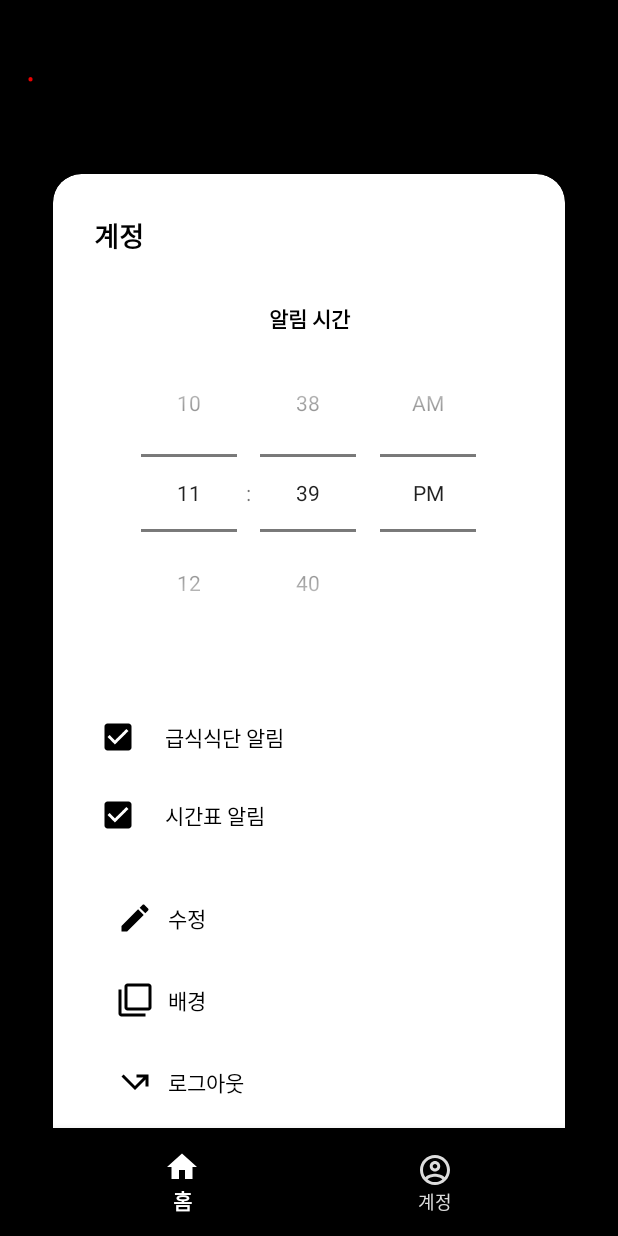
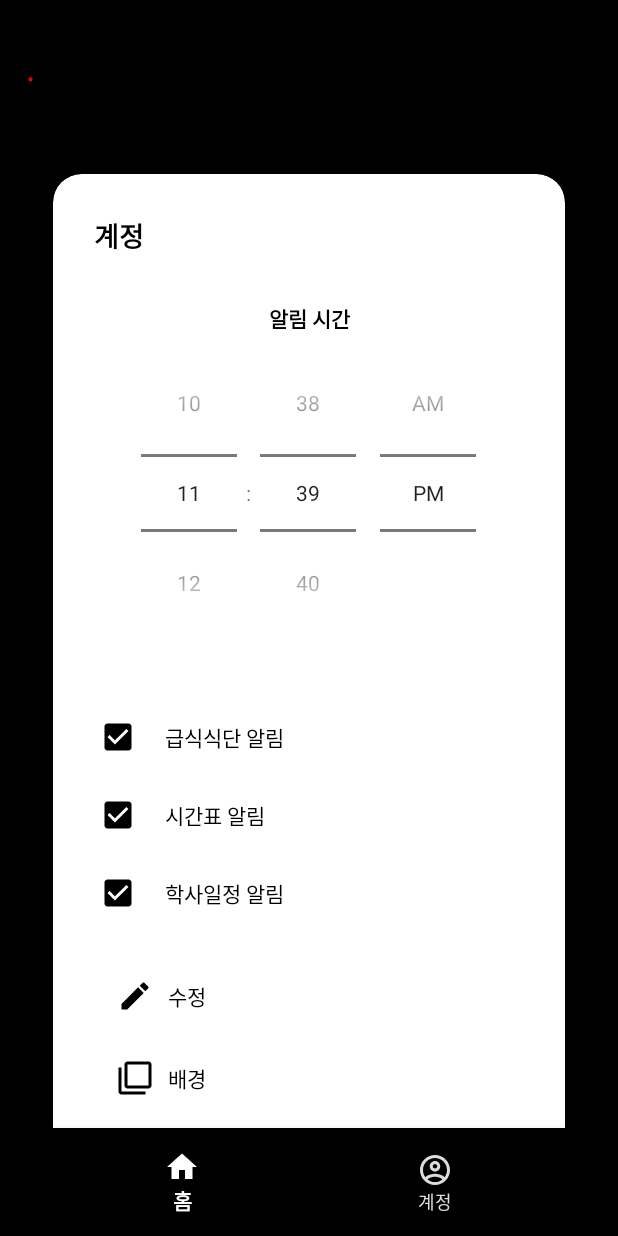
Before and after one commit to jungyoonsung-dev/Starting-Point, an Android app: the TabAccount screen opened through its navigation route, on a phone screen of 412 x 824 dp. Run offline under Robolectric (Android 15) with nearby library versions, the phone set to English and light mode, and no system bars; our stand-ins replace Firebase (no records; nobody signed in at launch, a user with empty details on screens opened directly), navigation-ui; libraries missing offline, so code that uses them is left out: com.firebase.ui, me.relex.circleindicator, petrov.kristiyan.colorpicker; network calls fail; 5 statements that could not run were skipped.

Commit message:
2020 02 16  00/21

```diff
--- a/app/src/main/AndroidManifest.xml
+++ b/app/src/main/AndroidManifest.xml
@@ -32,7 +32,7 @@
                 <action android:name="android.intent.action.BOOT_COMPLETED" />
             </intent-filter>
         </receiver>
-        <receiver android:name=".Notification.Schedule_Lunch_Receiver" />
+        <receiver android:name=".Notification.Schedule_Lunch_Academic_Calendar_Receiver" />
         <meta-data
             android:name="com.google.android.gms.ads.APPLICATION_ID"
             android:value="@string/app_admob_id" />
--- a/app/src/main/java/com/jungyoonsung/startingpoint/Fragment/Fragment_Schedule.java
+++ b/app/src/main/java/com/jungyoonsung/startingpoint/Fragment/Fragment_Schedule.java
@@ -1,10 +1,13 @@
 package com.jungyoonsung.startingpoint.Fragment;
 
+import android.Manifest;
+import android.app.Activity;
 import android.app.AlertDialog;
 import android.app.Dialog;
 import android.content.Context;
 import android.content.Intent;
 import android.content.SharedPreferences;
+import android.content.pm.PackageManager;
 import android.graphics.Bitmap;
 import android.graphics.Canvas;
 import android.graphics.Color;
@@ -16,6 +19,7 @@ import android.net.Uri;
 import android.os.Bundle;
 import android.os.Environment;
 import android.text.TextUtils;
+import android.util.Log;
 import android.view.LayoutInflater;
 import android.view.View;
 import android.view.ViewGroup;
@@ -26,6 +30,8 @@ import android.widget.Toast;
 import androidx.annotation.NonNull;
 import androidx.annotation.Nullable;
 import androidx.cardview.widget.CardView;
+import androidx.core.app.ActivityCompat;
+import androidx.core.content.ContextCompat;
 import androidx.core.content.FileProvider;
 import androidx.fragment.app.Fragment;
 
--- a/app/src/main/java/com/jungyoonsung/startingpoint/Notification/Receiver.java
+++ b/app/src/main/java/com/jungyoonsung/startingpoint/Notification/Receiver.java
@@ -18,7 +18,7 @@ public class Receiver extends BroadcastReceiver {
     public void onReceive(Context context, Intent intent) {
         if (Objects.equals(intent.getAction(), "android.intent.action.BOOT_COMPLETED")) {
 
-            Intent intentScheduleReceiver = new Intent(context, Schedule_Lunch_Receiver.class);
+            Intent intentScheduleReceiver = new Intent(context, Schedule_Lunch_Academic_Calendar_Receiver.class);
             PendingIntent pendingIntentScheduleReceiver = PendingIntent.getBroadcast(context, 0, intentScheduleReceiver, 0);
 
             AlarmManager manager = (AlarmManager) context.getSystemService(Context.ALARM_SERVICE);
--- a/app/src/main/java/com/jungyoonsung/startingpoint/Tab/TabAccount.java
+++ b/app/src/main/java/com/jungyoonsung/startingpoint/Tab/TabAccount.java
@@ -2,7 +2,6 @@ package com.jungyoonsung.startingpoint.Tab;
 
 import android.app.Activity;
 import android.app.AlarmManager;
-import android.app.AlertDialog;
 import android.app.PendingIntent;
 import android.content.ComponentName;
 import android.content.Context;
@@ -10,16 +9,12 @@ import android.content.Intent;
 import android.content.SharedPreferences;
 import android.content.pm.PackageManager;
 import android.graphics.Color;
-import android.graphics.drawable.ColorDrawable;
-import android.net.Uri;
 import android.os.Bundle;
 import android.text.TextUtils;
 import android.util.Log;
-import android.view.Gravity;
 import android.view.LayoutInflater;
 import android.view.View;
 import android.view.ViewGroup;
-import android.view.Window;
 import android.widget.CheckBox;
 import android.widget.LinearLayout;
 import android.widget.TextView;
@@ -34,20 +29,14 @@ import androidx.navigation.Navigation;
 import androidx.navigation.ui.NavigationUI;
 
 import com.firebase.ui.auth.AuthUI;
-import com.google.android.gms.ads.AdListener;
-import com.google.android.gms.ads.AdRequest;
-import com.google.android.gms.ads.AdView;
-import com.google.android.gms.ads.MobileAds;
 import com.google.android.gms.tasks.OnCompleteListener;
 import com.google.android.gms.tasks.Task;
 import com.google.android.material.bottomnavigation.BottomNavigationView;
 import com.jungyoonsung.startingpoint.MainActivity;
 import com.jungyoonsung.startingpoint.Notification.Receiver;
-import com.jungyoonsung.startingpoint.Notification.Schedule_Lunch_Receiver;
+import com.jungyoonsung.startingpoint.Notification.Schedule_Lunch_Academic_Calendar_Receiver;
 import com.jungyoonsung.startingpoint.R;
 import com.jungyoonsung.startingpoint.SchoolSettings.SchoolSettings;
-
-import org.w3c.dom.Text;
 
 import java.util.ArrayList;
 import java.util.Calendar;
@@ -127,14 +116,16 @@ public class TabAccount extends Fragment {
             }
         });
 
-        final CheckBox c_l_n, c_s_n;
+        final CheckBox c_l_n, c_s_n, c_a_c_n;
 
         c_l_n = (CheckBox) view.findViewById(R.id.c_l_n);
         c_s_n = (CheckBox) view.findViewById(R.id.c_s_n);
+        c_a_c_n = (CheckBox) view.findViewById(R.id.c_a_c_n);
 
         SharedPreferences sharedPreferences = thisContext.getSharedPreferences("Notification", thisContext.MODE_PRIVATE);
         String f_lunch = sharedPreferences.getString("CLunch", "");
         String f_schedule = sharedPreferences.getString("CSchedule", "");
+        String f_academic_calendar = sharedPreferences.getString("CAcademic_Calendar", "");
 
         if (TextUtils.isEmpty(f_lunch)) {
             SharedPreferences.Editor editor = thisContext.getSharedPreferences("Notification", thisContext.MODE_PRIVATE).edit();
@@ -148,8 +139,15 @@ public class TabAccount extends Fragment {
             editor.apply();
         }
 
+        if (TextUtils.isEmpty(f_academic_calendar)) {
+            SharedPreferences.Editor editor = thisContext.getSharedPreferences("Notification", thisContext.MODE_PRIVATE).edit();
+            editor.putString("CAcademic_Calendar", "true");
+            editor.apply();
+        }
+
         String lunch = sharedPreferences.getString("CLunch", "");
         String schedule = sharedPreferences.getString("CSchedule", "");
+        String academic_calendar = sharedPreferences.getString("CAcademic_Calendar", "");
 
         if (lunch.equals("true")) {
             c_l_n.setChecked(true);
@@ -161,6 +159,12 @@ public class TabAccount extends Fragment {
             c_s_n.setChecked(true);
         } else {
             c_s_n.setChecked(false);
+        }
+
+        if (academic_calendar.equals("true")) {
+            c_a_c_n.setChecked(true);
+        } else {
+            c_a_c_n.setChecked(false);
         }
 
         c_l_n.setOnClickListener(new View.OnClickListener() {
@@ -197,6 +201,22 @@ public class TabAccount extends Fragment {
             }
         });
 
+        c_a_c_n.setOnClickListener(new View.OnClickListener() {
+            @Override
+            public void onClick(View v) {
+                if (c_a_c_n.isChecked()) {
+                    Log.d("TEST", "true");
+                    SharedPreferences.Editor editor = thisContext.getSharedPreferences("Notification", thisContext.MODE_PRIVATE).edit();
+                    editor.putString("CAcademic_Calendar", "true");
+                    editor.apply();
+                } else {
+                    Log.d("TEST", "false");
+                    SharedPreferences.Editor editor = thisContext.getSharedPreferences("Notification", thisContext.MODE_PRIVATE).edit();
+                    editor.putString("CAcademic_Calendar", "false");
+                    editor.apply();
+                }
+            }
+        });
 
         TextView t_edit = (TextView) view.findViewById(R.id.t_edit);
         t_edit.setOnClickListener(new View.OnClickListener() {
@@ -344,7 +364,7 @@ public class TabAccount extends Fragment {
 
         PackageManager pm = thisContext.getPackageManager();
         ComponentName receiver = new ComponentName(thisContext, Receiver.class);
-        Intent alarmIntent = new Intent(thisContext, Schedule_Lunch_Receiver.class);
+        Intent alarmIntent = new Intent(thisContext, Schedule_Lunch_Academic_Calendar_Receiver.class);
         PendingIntent pendingIntent = PendingIntent.getBroadcast(thisContext, 0, alarmIntent, 0);
         AlarmManager alarmManager = (AlarmManager) thisContext.getSystemService(Context.ALARM_SERVICE);
 
--- a/app/src/main/java/com/jungyoonsung/startingpoint/Tab/TabHome.java
+++ b/app/src/main/java/com/jungyoonsung/startingpoint/Tab/TabHome.java
@@ -29,7 +29,7 @@ import com.jungyoonsung.startingpoint.Fragment.Fragment_Academic_Calendar;
 import com.jungyoonsung.startingpoint.Fragment.Fragment_Lunch;
 import com.jungyoonsung.startingpoint.Fragment.Fragment_Schedule;
 import com.jungyoonsung.startingpoint.Notification.Receiver;
-import com.jungyoonsung.startingpoint.Notification.Schedule_Lunch_Receiver;
+import com.jungyoonsung.startingpoint.Notification.Schedule_Lunch_Academic_Calendar_Receiver;
 import com.jungyoonsung.startingpoint.R;
 
 import java.util.Calendar;
@@ -157,7 +157,7 @@ public class TabHome extends Fragment {
 
         PackageManager pm = thisContext.getPackageManager();
         ComponentName receiver = new ComponentName(thisContext, Receiver.class);
-        Intent alarmIntent = new Intent(thisContext, Schedule_Lunch_Receiver.class);
+        Intent alarmIntent = new Intent(thisContext, Schedule_Lunch_Academic_Calendar_Receiver.class);
         PendingIntent pendingIntent = PendingIntent.getBroadcast(thisContext, 0, alarmIntent, 0);
         AlarmManager alarmManager = (AlarmManager) thisContext.getSystemService(Context.ALARM_SERVICE);
 
--- a/app/src/main/res/layout/tabaccount.xml
+++ b/app/src/main/res/layout/tabaccount.xml
@@ -95,6 +95,17 @@
                             android:textAppearance="@style/TextAppearance.AppCompat.Small"
                             android:textColor="@android:color/black"
                             android:checked="false" />
+
+                        <CheckBox
+                            android:id="@+id/c_a_c_n"
+                            android:padding="15dp"
+                            android:layout_width="wrap_content"
+                            android:layout_height="wrap_content"
+                            android:text="학사일정 알림"
+                            android:textAppearance="@style/TextAppearance.AppCompat.Small"
+                            android:textColor="@android:color/black"
+                            android:checked="false" />
+
 
                         <TextView
                             android:layout_marginTop="15dp"
```
Also changed, not shown: app/src/main/java/com/jungyoonsung/startingpoint/MainActivity.java (+18 -3 lines), app/src/main/java/com/jungyoonsung/startingpoint/Notification/Schedule_Lunch_Academic_Calendar_Receiver.java (renamed from app/src/main/java/com/jungyoonsung/startingpoint/Notification/Schedule_Lunch_Receiver.java, +119 -10 lines).
